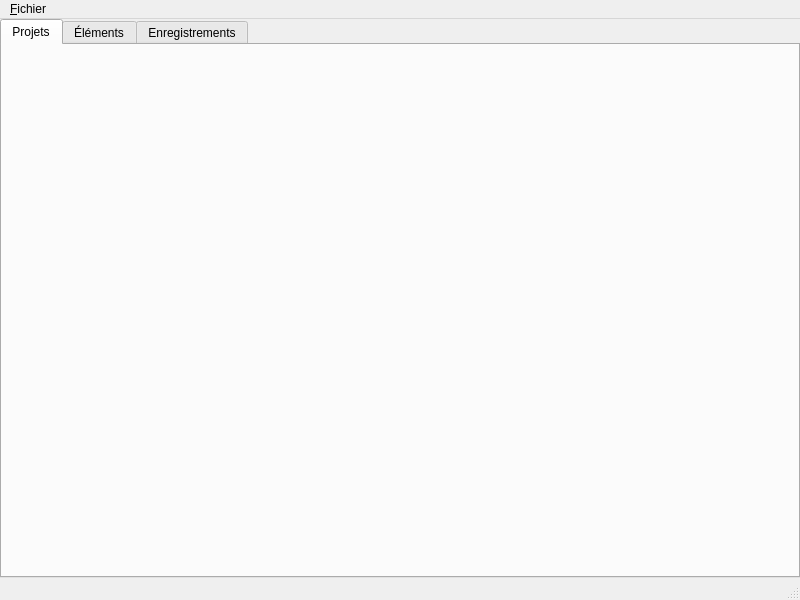
Above: view/ui/main_window.ui from paradoxisme-dev/plan-n-run-db before the change. Below: the same form after it.
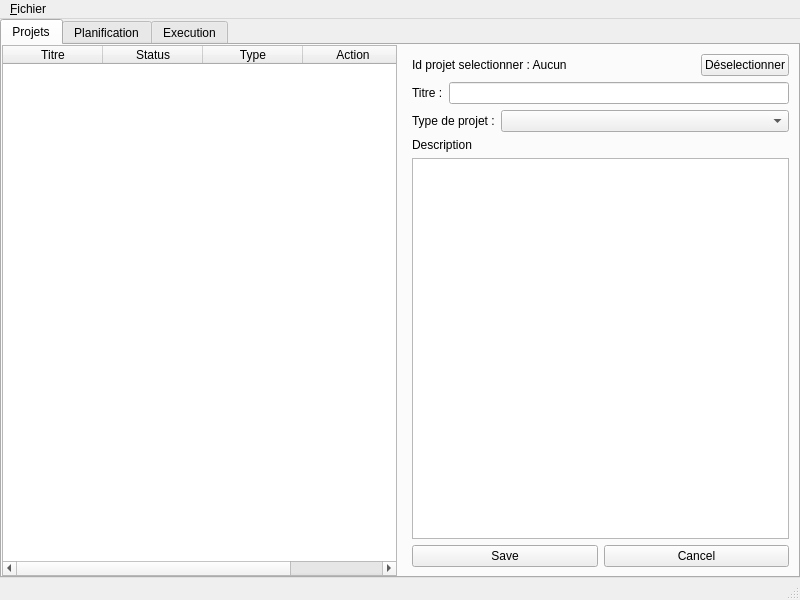
That is the form after the change.

Commit message: 📝 Add launcher and first tab of main window

Diff of the .ui file:
```diff
--- a/view/ui/main_window.ui
+++ b/view/ui/main_window.ui
@@ -39,15 +39,208 @@
        <attribute name="title">
         <string>Projets</string>
        </attribute>
+       <layout class="QHBoxLayout" name="horizontalLayout">
+        <property name="leftMargin">
+         <number>0</number>
+        </property>
+        <property name="topMargin">
+         <number>0</number>
+        </property>
+        <property name="rightMargin">
+         <number>0</number>
+        </property>
+        <property name="bottomMargin">
+         <number>0</number>
+        </property>
+        <item>
+         <widget class="QTableWidget" name="project_table">
+          <column>
+           <property name="text">
+            <string>Titre</string>
+           </property>
+          </column>
+          <column>
+           <property name="text">
+            <string>Status</string>
+           </property>
+          </column>
+          <column>
+           <property name="text">
+            <string>Type</string>
+           </property>
+          </column>
+          <column>
+           <property name="text">
+            <string>Action</string>
+           </property>
+          </column>
+         </widget>
+        </item>
+        <item>
+         <widget class="QWidget" name="widget" native="true">
+          <layout class="QVBoxLayout" name="verticalLayout_2">
+           <item>
+            <widget class="QWidget" name="widget_4" native="true">
+             <layout class="QHBoxLayout" name="horizontalLayout_4">
+              <property name="leftMargin">
+               <number>0</number>
+              </property>
+              <property name="topMargin">
+               <number>0</number>
+              </property>
+              <property name="rightMargin">
+               <number>0</number>
+              </property>
+              <property name="bottomMargin">
+               <number>0</number>
+              </property>
+              <item>
+               <widget class="QLabel" name="selected_project_label">
+                <property name="sizePolicy">
+                 <sizepolicy hsizetype="Expanding" vsizetype="Preferred">
+                  <horstretch>0</horstretch>
+                  <verstretch>0</verstretch>
+                 </sizepolicy>
+                </property>
+                <property name="text">
+                 <string>Id projet selectionner : Aucun</string>
+                </property>
+               </widget>
+              </item>
+              <item>
+               <widget class="QPushButton" name="unselect_project_button">
+                <property name="sizePolicy">
+                 <sizepolicy hsizetype="Minimum" vsizetype="Minimum">
+                  <horstretch>0</horstretch>
+                  <verstretch>0</verstretch>
+                 </sizepolicy>
+                </property>
+                <property name="text">
+                 <string>Déselectionner</string>
+                </property>
+               </widget>
+              </item>
+             </layout>
+            </widget>
+           </item>
+           <item>
+            <widget class="QWidget" name="widget_2" native="true">
+             <layout class="QHBoxLayout" name="horizontalLayout_2">
+              <property name="leftMargin">
+               <number>0</number>
+              </property>
+              <property name="topMargin">
+               <number>0</number>
+              </property>
+              <property name="rightMargin">
+               <number>0</number>
+              </property>
+              <property name="bottomMargin">
+               <number>0</number>
+              </property>
+              <item>
+               <widget class="QLabel" name="label_2">
+                <property name="text">
+                 <string>Titre :</string>
+                </property>
+               </widget>
+              </item>
+              <item>
+               <widget class="QLineEdit" name="project_title_line_edit"/>
+              </item>
+             </layout>
+            </widget>
+           </item>
+           <item>
+            <widget class="QWidget" name="widget_5" native="true">
+             <layout class="QHBoxLayout" name="horizontalLayout_5">
+              <property name="leftMargin">
+               <number>0</number>
+              </property>
+              <property name="topMargin">
+               <number>0</number>
+              </property>
+              <property name="rightMargin">
+               <number>0</number>
+              </property>
+              <property name="bottomMargin">
+               <number>0</number>
+              </property>
+              <item>
+               <widget class="QLabel" name="label_3">
+                <property name="text">
+                 <string>Type de projet :</string>
+                </property>
+               </widget>
+              </item>
+              <item>
+               <widget class="QComboBox" name="project_type_combo">
+                <property name="sizePolicy">
+                 <sizepolicy hsizetype="Expanding" vsizetype="Fixed">
+                  <horstretch>0</horstretch>
+                  <verstretch>0</verstretch>
+                 </sizepolicy>
+                </property>
+               </widget>
+              </item>
+             </layout>
+            </widget>
+           </item>
+           <item>
+            <widget class="QLabel" name="label">
+             <property name="text">
+              <string>Description</string>
+             </property>
+            </widget>
+           </item>
+           <item>
+            <widget class="QTextBrowser" name="project_description_text"/>
+           </item>
+           <item>
+            <widget class="QWidget" name="widget_3" native="true">
+             <layout class="QHBoxLayout" name="horizontalLayout_3">
+              <property name="leftMargin">
+               <number>0</number>
+              </property>
+              <property name="topMargin">
+               <number>0</number>
+              </property>
+              <property name="rightMargin">
+               <number>0</number>
+              </property>
+              <property name="bottomMargin">
+               <number>0</number>
+              </property>
+              <item>
+               <widget class="QPushButton" name="save_project_button">
+                <property name="text">
+                 <string>Save</string>
+                </property>
+               </widget>
+              </item>
+              <item>
+               <widget class="QPushButton" name="cancel_project_button">
+                <property name="text">
+                 <string>Cancel</string>
+                </property>
+               </widget>
+              </item>
+             </layout>
+            </widget>
+           </item>
+          </layout>
+         </widget>
+        </item>
+       </layout>
       </widget>
       <widget class="QWidget" name="element_tab">
        <attribute name="title">
-        <string>Éléments</string>
+        <string>Planification</string>
        </attribute>
       </widget>
       <widget class="QWidget" name="recording_tab">
        <attribute name="title">
-        <string>Enregistrements</string>
+        <string>Execution</string>
        </attribute>
       </widget>
      </widget>
```
Left out of the diff: 4 changed lines with no effect on the pictures. The commit also changes 4 other files.
